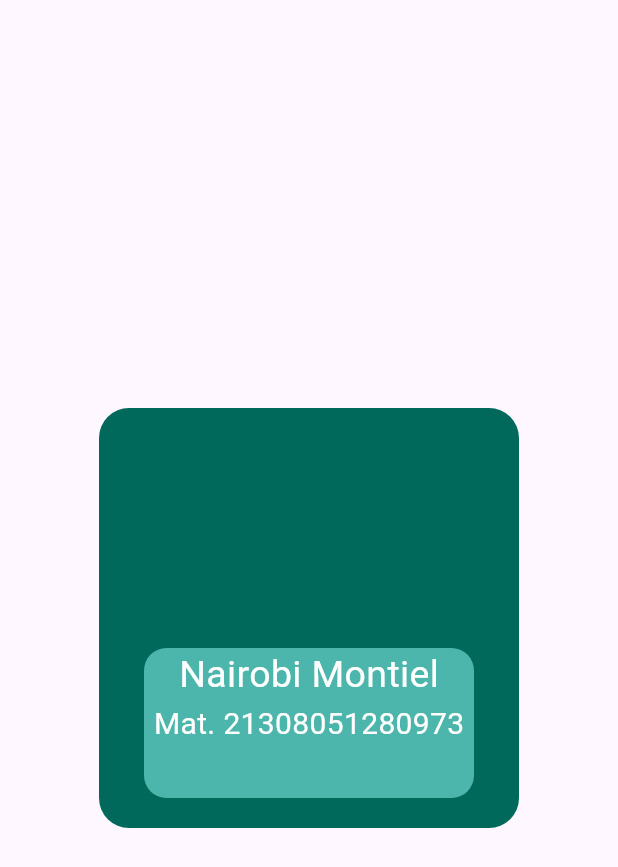
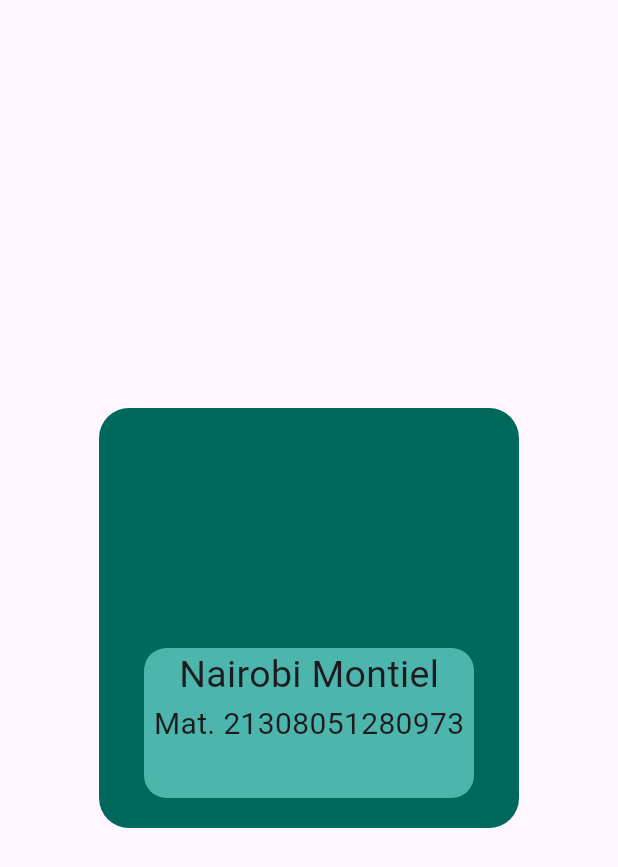
Before and after one commit to nkmserrano/UII_A3_drawerpaginas, a Flutter app: the SendFeedbackPage widget shown alone on an empty page, opened directly, on a phone screen of 412 x 824 dp. Shown: the top 867 px of the screen. Run offline on Flutter 3.47's test engine with Material 3 defaults, Android fonts, the phone set to English and light mode, and no system bars.

Commit message:
send_feedback.dart

```diff
--- a/lib/send_feedback.dart
+++ b/lib/send_feedback.dart
@@ -29,9 +29,9 @@ class _SendFeedbackPageState extends State<SendFeedbackPage> {
         child: const Column(
           children: [
             Text('Nairobi Montiel',
-                style: TextStyle(fontSize: 25, color: Colors.white)),
+                style: TextStyle(fontSize: 25)),
             Text('Mat. 21308051280973',
-                style: TextStyle(fontSize: 20, color: Colors.white)),
+                style: TextStyle(fontSize: 20)),
           ],
         ),
       ),
```
